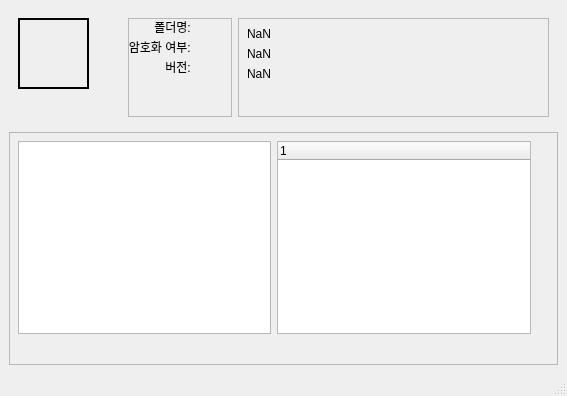
Qt form UI/Main_UI.ui (SEOkoa/RPG_Trans_GUI) before a commit.
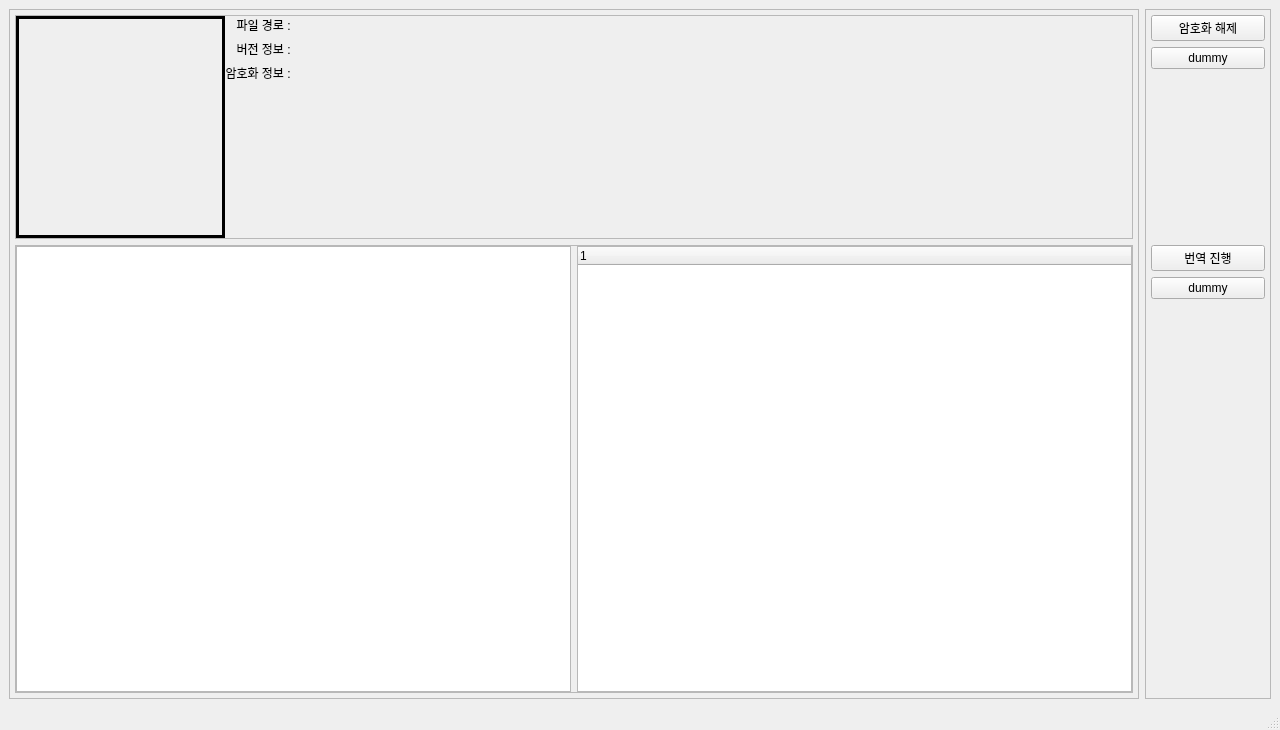
The same form after that commit.

The edit to the form file:
```diff
--- a/UI/Main_UI.ui
+++ b/UI/Main_UI.ui
@@ -7,8 +7,8 @@
    <rect>
     <x>0</x>
     <y>0</y>
-    <width>567</width>
-    <height>396</height>
+    <width>1280</width>
+    <height>730</height>
    </rect>
   </property>
   <property name="sizePolicy">
@@ -17,6 +17,12 @@
     <verstretch>0</verstretch>
    </sizepolicy>
   </property>
+  <property name="minimumSize">
+   <size>
+    <width>1280</width>
+    <height>730</height>
+   </size>
+  </property>
   <property name="contextMenuPolicy">
    <enum>Qt::CustomContextMenu</enum>
   </property>
@@ -24,62 +30,99 @@
    <string>RPG_Trans</string>
   </property>
   <widget class="QWidget" name="centralwidget">
-   <layout class="QGridLayout" name="gridLayout" rowstretch="1,2">
-    <item row="0" column="0">
-     <widget class="QWidget" name="Folder_info_widget" native="true">
-      <property name="enabled">
-       <bool>true</bool>
-      </property>
-      <property name="acceptDrops">
-       <bool>true</bool>
+   <property name="sizePolicy">
+    <sizepolicy hsizetype="MinimumExpanding" vsizetype="Preferred">
+     <horstretch>0</horstretch>
+     <verstretch>0</verstretch>
+    </sizepolicy>
+   </property>
+   <layout class="QHBoxLayout" name="horizontalLayout" stretch="9,1">
+    <item>
+     <widget class="QFrame" name="Entire_Frame">
+      <property name="frameShape">
+       <enum>QFrame::StyledPanel</enum>
       </property>
-      <property name="autoFillBackground">
-       <bool>false</bool>
+      <property name="frameShadow">
+       <enum>QFrame::Raised</enum>
       </property>
-      <layout class="QHBoxLayout" name="horizontalLayout" stretch="1,1,3">
+      <layout class="QVBoxLayout" name="verticalLayout_2" stretch="1,2">
+       <property name="leftMargin">
+        <number>5</number>
+       </property>
+       <property name="topMargin">
+        <number>5</number>
+       </property>
+       <property name="rightMargin">
+        <number>5</number>
+       </property>
+       <property name="bottomMargin">
+        <number>5</number>
+       </property>
        <item>
-        <widget class="QFrame" name="DnD_Frame">
+        <widget class="QFrame" name="Folder_info_Frame">
+         <property name="sizePolicy">
+          <sizepolicy hsizetype="MinimumExpanding" vsizetype="MinimumExpanding">
+           <horstretch>0</horstretch>
+           <verstretch>0</verstretch>
+          </sizepolicy>
+         </property>
+         <property name="baseSize">
+          <size>
+           <width>100</width>
+           <height>100</height>
+          </size>
+         </property>
          <property name="frameShape">
-          <enum>QFrame::NoFrame</enum>
+          <enum>QFrame::StyledPanel</enum>
          </property>
          <property name="frameShadow">
-          <enum>QFrame::Plain</enum>
+          <enum>QFrame::Raised</enum>
          </property>
+         <layout class="QHBoxLayout" name="horizontalLayout_2" stretch="1,0,4">
+          <property name="spacing">
+           <number>0</number>
+          </property>
+          <property name="leftMargin">
+           <number>0</number>
+          </property>
+          <property name="topMargin">
+           <number>0</number>
+          </property>
+          <property name="rightMargin">
+           <number>0</number>
+          </property>
+          <property name="bottomMargin">
+           <number>0</number>
+          </property>
+          <item>
          <widget class="QLabel" name="Location_Drag_Drop">
-          <property name="geometry">
-           <rect>
-            <x>0</x>
-            <y>0</y>
-            <width>71</width>
-            <height>71</height>
-           </rect>
+            <property name="sizePolicy">
+             <sizepolicy hsizetype="Expanding" vsizetype="Expanding">
+              <horstretch>100</horstretch>
+              <verstretch>100</verstretch>
+             </sizepolicy>
+            </property>
+            <property name="minimumSize">
+             <size>
+              <width>100</width>
+              <height>100</height>
+             </size>
           </property>
           <property name="acceptDrops">
            <bool>true</bool>
           </property>
-          <property name="autoFillBackground">
-           <bool>false</bool>
-          </property>
-          <property name="styleSheet">
+            <property name="layoutDirection">
+             <enum>Qt::LeftToRight</enum>
           </property>
           <property name="frameShape">
-           <enum>QFrame::WinPanel</enum>
-          </property>
-          <property name="frameShadow">
-           <enum>QFrame::Plain</enum>
+             <enum>QFrame::Box</enum>
           </property>
           <property name="lineWidth">
-           <number>5</number>
-          </property>
-          <property name="midLineWidth">
-           <number>5</number>
+             <number>3</number>
           </property>
           <property name="text">
            <string/>
           </property>
-          <property name="textFormat">
-           <enum>Qt::PlainText</enum>
-          </property>
           <property name="scaledContents">
            <bool>true</bool>
           </property>
@@ -87,42 +130,13 @@
            <set>Qt::AlignCenter</set>
           </property>
          </widget>
-        </widget>
        </item>
        <item>
-        <widget class="QFrame" name="S_Info_Frame">
-         <property name="frameShape">
-          <enum>QFrame::StyledPanel</enum>
-         </property>
-         <property name="frameShadow">
-          <enum>QFrame::Raised</enum>
-         </property>
-         <widget class="QWidget" name="verticalLayoutWidget">
-          <property name="geometry">
-           <rect>
-            <x>0</x>
-            <y>0</y>
-            <width>91</width>
-            <height>71</height>
-           </rect>
-          </property>
-          <layout class="QVBoxLayout" name="Nav_layout">
-           <property name="spacing">
-            <number>2</number>
-           </property>
-           <property name="sizeConstraint">
-            <enum>QLayout::SetFixedSize</enum>
-           </property>
-           <property name="leftMargin">
-            <number>0</number>
-           </property>
-           <property name="topMargin">
-            <number>0</number>
-           </property>
+           <layout class="QVBoxLayout" name="S_InfoLabel_layout">
            <item>
-            <widget class="QLabel" name="Nav_Folder_Name">
+             <widget class="QLabel" name="label">
              <property name="text">
-              <string>폴더명: </string>
+               <string>파일 경로 : </string>
              </property>
              <property name="alignment">
               <set>Qt::AlignRight|Qt::AlignTrailing|Qt::AlignVCenter</set>
@@ -130,9 +144,9 @@
             </widget>
            </item>
            <item>
-            <widget class="QLabel" name="Nav_Is_Encrypt">
+             <widget class="QLabel" name="label_2">
              <property name="text">
-              <string>암호화 여부: </string>
+               <string>버전 정보 : </string>
              </property>
              <property name="alignment">
               <set>Qt::AlignRight|Qt::AlignTrailing|Qt::AlignVCenter</set>
@@ -140,85 +154,113 @@
             </widget>
            </item>
            <item>
-            <widget class="QLabel" name="Nav_RPG_Ver">
+             <widget class="QLabel" name="label_3">
              <property name="text">
-              <string>버전: </string>
+               <string>암호화 정보 : </string>
              </property>
              <property name="alignment">
               <set>Qt::AlignRight|Qt::AlignTrailing|Qt::AlignVCenter</set>
              </property>
             </widget>
            </item>
-          </layout>
-         </widget>
-        </widget>
+            <item>
+             <spacer name="verticalSpacer_3">
+              <property name="orientation">
+               <enum>Qt::Vertical</enum>
+              </property>
+              <property name="sizeHint" stdset="0">
+               <size>
+                <width>20</width>
+                <height>40</height>
+               </size>
+              </property>
+             </spacer>
+            </item>
+           </layout>
        </item>
        <item>
-        <widget class="QFrame" name="Info_Frame">
-         <property name="frameShape">
-          <enum>QFrame::StyledPanel</enum>
-         </property>
-         <property name="frameShadow">
-          <enum>QFrame::Raised</enum>
-         </property>
-         <widget class="QWidget" name="verticalLayoutWidget_2">
-          <property name="geometry">
-           <rect>
-            <x>0</x>
-            <y>0</y>
-            <width>301</width>
-            <height>71</height>
-           </rect>
-          </property>
-          <layout class="QVBoxLayout" name="FolderInfo_layout">
-           <property name="sizeConstraint">
-            <enum>QLayout::SetFixedSize</enum>
-           </property>
+           <layout class="QVBoxLayout" name="InfoLabel_layout">
            <item>
             <widget class="QLabel" name="Folder_Name_label">
              <property name="text">
-              <string>NaN</string>
-             </property>
-            </widget>
-           </item>
-           <item>
-            <widget class="QLabel" name="Is_Encrypt_label">
-             <property name="text">
-              <string>NaN</string>
+               <string/>
              </property>
             </widget>
            </item>
            <item>
             <widget class="QLabel" name="RPG_Ver_label">
              <property name="text">
-              <string>NaN</string>
+               <string/>
              </property>
             </widget>
            </item>
-          </layout>
-         </widget>
-        </widget>
-       </item>
-      </layout>
-     </widget>
-    </item>
-    <item row="1" column="0">
+            <item>
+             <widget class="QLabel" name="Is_Encrypt_label">
+              <property name="text">
+               <string/>
+              </property>
+             </widget>
+            </item>
+            <item>
+             <spacer name="verticalSpacer_2">
+              <property name="orientation">
+               <enum>Qt::Vertical</enum>
+              </property>
+              <property name="sizeHint" stdset="0">
+               <size>
+                <width>20</width>
+                <height>40</height>
+               </size>
+              </property>
+             </spacer>
+            </item>
+            <item>
+             <widget class="QLabel" name="DecryptLog_label">
+              <property name="text">
+               <string/>
+              </property>
+             </widget>
+            </item>
+            <item>
+             <widget class="QLabel" name="TransLog_label">
+              <property name="text">
+               <string/>
+              </property>
+             </widget>
+            </item>
+           </layout>
+          </item>
+         </layout>
+        </widget>
+       </item>
+       <item>
      <widget class="QFrame" name="WorkSpace_Frame">
+         <property name="sizePolicy">
+          <sizepolicy hsizetype="MinimumExpanding" vsizetype="MinimumExpanding">
+           <horstretch>0</horstretch>
+           <verstretch>0</verstretch>
+          </sizepolicy>
+         </property>
       <property name="frameShape">
        <enum>QFrame::StyledPanel</enum>
       </property>
       <property name="frameShadow">
        <enum>QFrame::Raised</enum>
       </property>
-      <widget class="QWidget" name="horizontalLayoutWidget">
-       <property name="geometry">
-        <rect>
-         <x>0</x>
-         <y>0</y>
-         <width>531</width>
-         <height>211</height>
-        </rect>
-       </property>
+         <layout class="QHBoxLayout" name="horizontalLayout_3">
+          <property name="leftMargin">
+           <number>0</number>
+          </property>
+          <property name="topMargin">
+           <number>0</number>
+          </property>
+          <property name="rightMargin">
+           <number>0</number>
+          </property>
+          <property name="bottomMargin">
+           <number>0</number>
+          </property>
+          <item>
        <layout class="QHBoxLayout" name="FileControl_layout">
         <item>
          <widget class="QTableWidget" name="PreView_Table"/>
@@ -236,7 +278,97 @@
          </widget>
         </item>
        </layout>
-      </widget>
+          </item>
+         </layout>
+        </widget>
+       </item>
+      </layout>
+     </widget>
+    </item>
+    <item>
+     <widget class="QFrame" name="Right_SideBar_Frame">
+      <property name="frameShape">
+       <enum>QFrame::StyledPanel</enum>
+      </property>
+      <property name="frameShadow">
+       <enum>QFrame::Raised</enum>
+      </property>
+      <layout class="QVBoxLayout" name="verticalLayout_5" stretch="1,2">
+       <property name="leftMargin">
+        <number>5</number>
+       </property>
+       <property name="topMargin">
+        <number>5</number>
+       </property>
+       <property name="rightMargin">
+        <number>5</number>
+       </property>
+       <property name="bottomMargin">
+        <number>5</number>
+       </property>
+       <item>
+        <layout class="QVBoxLayout" name="UpperSide_layout">
+         <item>
+          <widget class="QPushButton" name="Decrypt_btn">
+           <property name="text">
+            <string>암호화 해제</string>
+           </property>
+          </widget>
+         </item>
+         <item>
+          <widget class="QPushButton" name="Dummy_btn">
+           <property name="text">
+            <string>dummy</string>
+           </property>
+          </widget>
+         </item>
+         <item>
+          <spacer name="verticalSpacer_4">
+           <property name="orientation">
+            <enum>Qt::Vertical</enum>
+           </property>
+           <property name="sizeHint" stdset="0">
+            <size>
+             <width>20</width>
+             <height>40</height>
+            </size>
+           </property>
+          </spacer>
+         </item>
+        </layout>
+       </item>
+       <item>
+        <layout class="QVBoxLayout" name="BottomSide_layout">
+         <item>
+          <widget class="QPushButton" name="Trans_btn">
+           <property name="text">
+            <string>번역 진행</string>
+           </property>
+          </widget>
+         </item>
+         <item>
+          <widget class="QPushButton" name="Dummy_btn_2">
+           <property name="text">
+            <string>dummy</string>
+           </property>
+          </widget>
+         </item>
+         <item>
+          <spacer name="verticalSpacer_5">
+           <property name="orientation">
+            <enum>Qt::Vertical</enum>
+           </property>
+           <property name="sizeHint" stdset="0">
+            <size>
+             <width>20</width>
+             <height>40</height>
+            </size>
+           </property>
+          </spacer>
+         </item>
+        </layout>
+       </item>
+      </layout>
      </widget>
     </item>
    </layout>
```
Left out of the diff: 4 changed lines with no effect on the pictures. Lines whose indentation alone changed are shown as unchanged.
